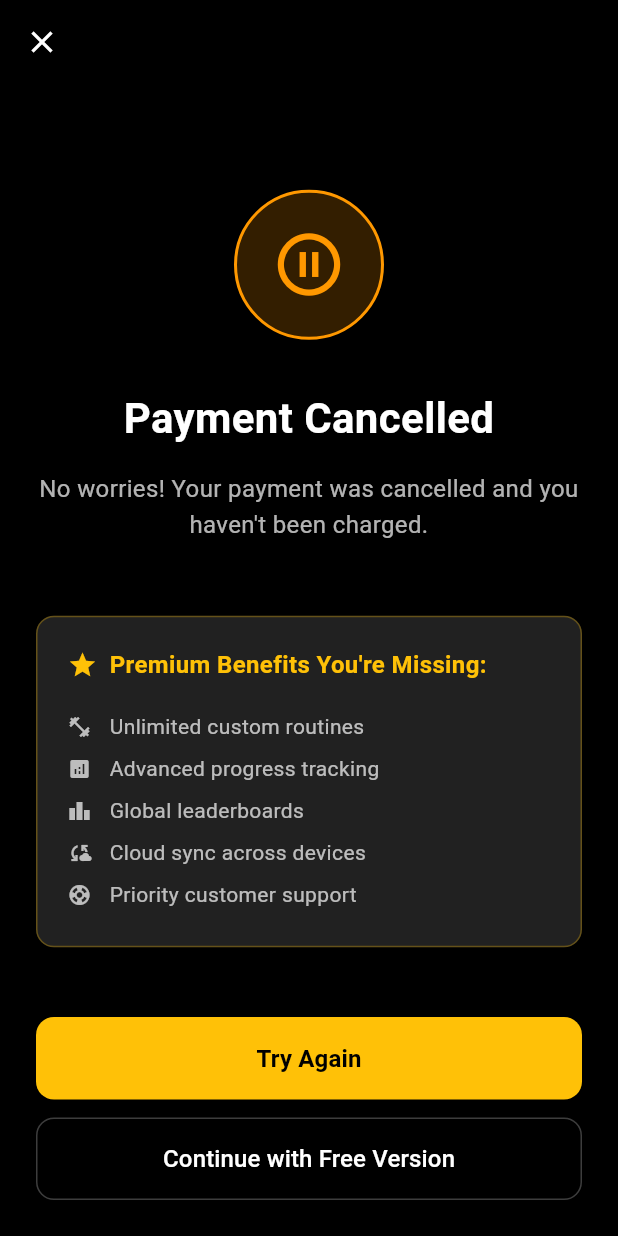
After one commit to RepDuel/RepDuel, a Flutter app: the PaymentCancelScreen screen opened by its route, on a phone screen of 412 x 824 dp. The commit adds this screen. Run offline on Flutter 3.47's test engine with Material 3 defaults, Android fonts, the phone set to English and light mode, and no system bars; our stand-ins replace dio, fl_chart, flutter_dotenv, flutter_riverpod, flutter_svg, go_router and 4 more; missing offline and left inert: dart:html, flutter_stripe, purchases_flutter; accounts and stored records are empty; project files that could hold a hidden picture were left out.

Commit message:
Add payment_cancel_screen.dart

```diff
--- /dev/null
+++ b/frontend/lib/features/premium/screens/payment_cancel_screen.dart
@@ -0,0 +1,214 @@
+// frontend/lib/features/premium/screens/payment_cancel_screen.dart
+
+import 'package:flutter/material.dart';
+import 'package:flutter_riverpod/flutter_riverpod.dart';
+import 'package:go_router/go_router.dart';
+
+class PaymentCancelScreen extends ConsumerWidget {
+  const PaymentCancelScreen({super.key});
+
+  @override
+  Widget build(BuildContext context, WidgetRef ref) {
+    return Scaffold(
+      backgroundColor: Colors.black,
+      appBar: AppBar(
+        backgroundColor: Colors.transparent,
+        elevation: 0,
+        leading: IconButton(
+          icon: const Icon(Icons.close, color: Colors.white),
+          onPressed: () => _navigateToSubscription(context),
+        ),
+      ),
+      body: SafeArea(
+        child: Padding(
+          padding: const EdgeInsets.all(24.0),
+          child: Column(
+            children: [
+              Expanded(
+                child: Column(
+                  mainAxisAlignment: MainAxisAlignment.center,
+                  children: [
+                    _buildCancelIcon(),
+                    const SizedBox(height: 32),
+                    _buildTitle(),
+                    const SizedBox(height: 16),
+                    _buildDescription(),
+                    const SizedBox(height: 48),
+                    _buildBenefitsReminder(),
+                  ],
+                ),
+              ),
+              _buildActionButtons(context),
+            ],
+          ),
+        ),
+      ),
+    );
+  }
+
+  Widget _buildCancelIcon() {
+    return Container(
+      width: 100,
+      height: 100,
+      decoration: BoxDecoration(
+        color: Colors.orange.withOpacity(0.2),
+        shape: BoxShape.circle,
+        border: Border.all(
+          color: Colors.orange,
+          width: 2,
+        ),
+      ),
+      child: const Icon(
+        Icons.pause_circle_outline,
+        color: Colors.orange,
+        size: 50,
+      ),
+    );
+  }
+
+  Widget _buildTitle() {
+    return const Text(
+      'Payment Cancelled',
+      style: TextStyle(
+        color: Colors.white,
+        fontSize: 28,
+        fontWeight: FontWeight.bold,
+      ),
+      textAlign: TextAlign.center,
+    );
+  }
+
+  Widget _buildDescription() {
+    return const Text(
+      'No worries! Your payment was cancelled and you haven\'t been charged.',
+      style: TextStyle(
+        color: Colors.white70,
+        fontSize: 16,
+        height: 1.5,
+      ),
+      textAlign: TextAlign.center,
+    );
+  }
+
+  Widget _buildBenefitsReminder() {
+    return Container(
+      padding: const EdgeInsets.all(20),
+      decoration: BoxDecoration(
+        color: Colors.grey[900],
+        borderRadius: BorderRadius.circular(12),
+        border: Border.all(
+          color: Colors.amber.withOpacity(0.3),
+          width: 1,
+        ),
+      ),
+      child: Column(
+        crossAxisAlignment: CrossAxisAlignment.start,
+        children: [
+          Row(
+            children: [
+              Icon(
+                Icons.star,
+                color: Colors.amber,
+                size: 20,
+              ),
+              const SizedBox(width: 8),
+              const Text(
+                'Premium Benefits You\'re Missing:',
+                style: TextStyle(
+                  color: Colors.amber,
+                  fontSize: 16,
+                  fontWeight: FontWeight.w600,
+                ),
+              ),
+            ],
+          ),
+          const SizedBox(height: 16),
+          _buildBenefitItem(Icons.fitness_center, 'Unlimited custom routines'),
+          _buildBenefitItem(Icons.analytics, 'Advanced progress tracking'),
+          _buildBenefitItem(Icons.leaderboard, 'Global leaderboards'),
+          _buildBenefitItem(Icons.cloud_sync, 'Cloud sync across devices'),
+          _buildBenefitItem(Icons.support, 'Priority customer support'),
+        ],
+      ),
+    );
+  }
+
+  Widget _buildBenefitItem(IconData icon, String text) {
+    return Padding(
+      padding: const EdgeInsets.symmetric(vertical: 4),
+      child: Row(
+        children: [
+          Icon(
+            icon,
+            color: Colors.white70,
+            size: 16,
+          ),
+          const SizedBox(width: 12),
+          Expanded(
+            child: Text(
+              text,
+              style: const TextStyle(
+                color: Colors.white70,
+                fontSize: 14,
+              ),
+            ),
+          ),
+        ],
+      ),
+    );
+  }
+
+  Widget _buildActionButtons(BuildContext context) {
+    return Column(
+      crossAxisAlignment: CrossAxisAlignment.stretch,
+      children: [
+        ElevatedButton(
+          onPressed: () => _navigateToSubscription(context),
+          style: ElevatedButton.styleFrom(
+            backgroundColor: Colors.amber,
+            foregroundColor: Colors.black,
+            padding: const EdgeInsets.symmetric(vertical: 16),
+            shape: RoundedRectangleBorder(
+              borderRadius: BorderRadius.circular(12),
+            ),
+            elevation: 0,
+          ),
+          child: const Text(
+            'Try Again',
+            style: TextStyle(
+              fontSize: 16,
+              fontWeight: FontWeight.w600,
+            ),
+          ),
+        ),
+        const SizedBox(height: 12),
+        OutlinedButton(
+          onPressed: () => _navigateToHome(context),
+          style: OutlinedButton.styleFrom(
+            foregroundColor: Colors.white,
+            side: const BorderSide(color: Colors.white24),
+            padding: const EdgeInsets.symmetric(vertical: 16),
+            shape: RoundedRectangleBorder(
+              borderRadius: BorderRadius.circular(12),
+            ),
+          ),
+          child: const Text(
+            'Continue with Free Version',
+            style: TextStyle(
+              fontSize: 16,
+              fontWeight: FontWeight.w500,
+            ),
+          ),
+        ),
+      ],
+    );
+  }
+
+  void _navigateToSubscription(BuildContext context) {
+    context.go('/subscribe');
+  }
+
+  void _navigateToHome(BuildContext context) {
+    context.go('/shell/3');
+  }
+}
--- a/frontend/lib/router/app_router.dart
+++ b/frontend/lib/router/app_router.dart
@@ -10,6 +10,7 @@ import '../features/auth/screens/login_screen.dart';
 import '../features/auth/screens/register_screen.dart';
 import '../features/leaderboard/screens/leaderboard_screen.dart';
 import '../features/premium/screens/payment_success_screen.dart';
+import '../features/premium/screens/payment_cancel_screen.dart';
 import '../features/premium/screens/subscription_screen.dart';
 import '../features/profile/screens/settings_screen.dart';
 import '../features/profile/screens/theme_selector_screen.dart';
@@ -44,8 +45,6 @@ final routerProvider = Provider<GoRouter>((ref) {
         path: '/settings',
         builder: (context, state) => const SettingsScreen(),
       ),
-      // --- THIS IS THE FIX ---
-      // A new route is added to handle navigation to the theme selector screen.
       GoRoute(
         path: '/theme-selector',
         builder: (context, state) => const ThemeSelectorScreen(),
@@ -57,6 +56,10 @@ final routerProvider = Provider<GoRouter>((ref) {
       GoRoute(
         path: '/payment-success',
         builder: (context, state) => const PaymentSuccessScreen(),
+      ),
+      GoRoute(
+        path: '/payment-cancel',
+        builder: (context, state) => const PaymentCancelScreen(),
       ),
       GoRoute(
         path: '/login',
```
